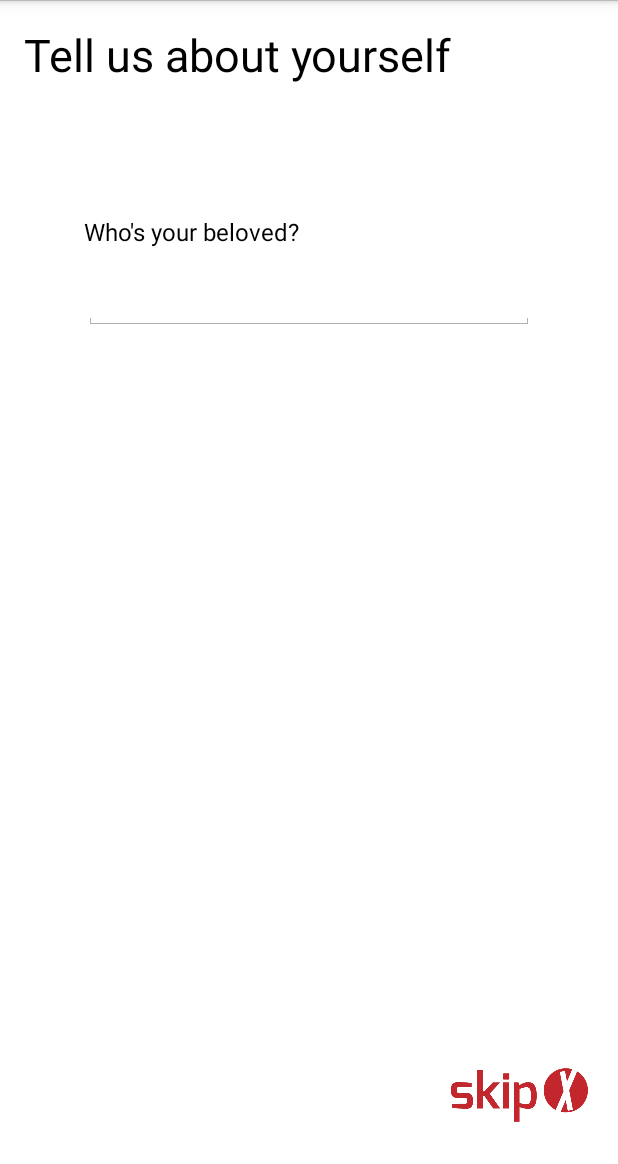
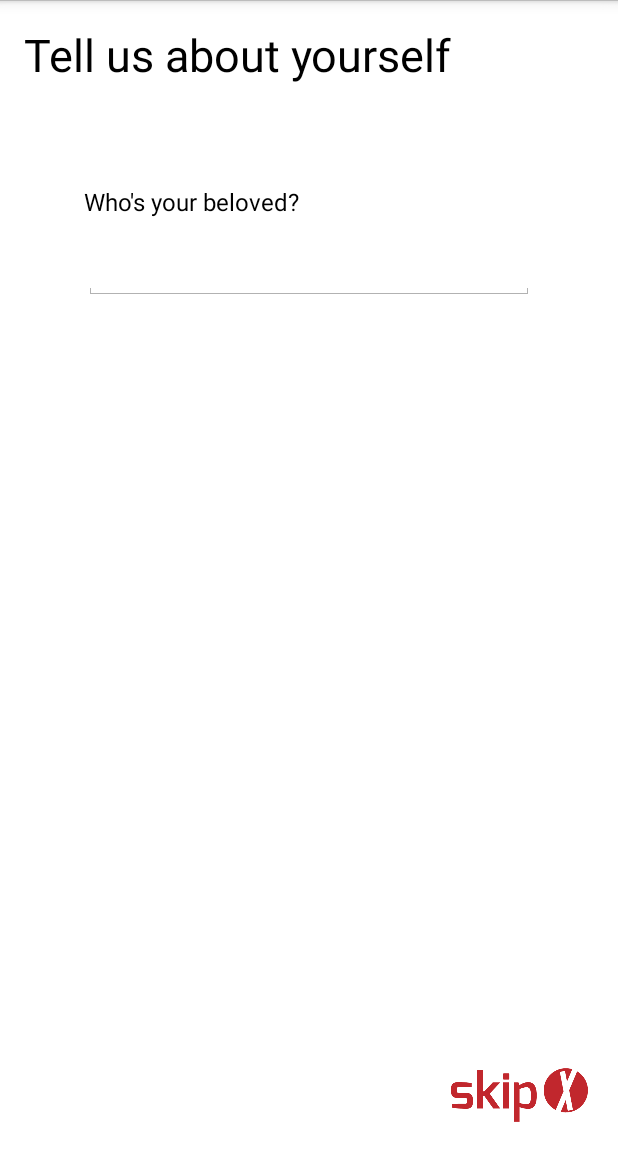
Before and after one commit to esneider/relationshit-android, an Android app: the screen it shows after launch (InitActivity), on a phone screen of 412 x 824 dp, the part 72-1236 px from its top. Run offline under Robolectric (Android 15) with nearby library versions, the phone set to English and light mode, and no system bars; libraries missing offline, so code that uses them is left out: com.loopj.android; 5 statements that could not run were skipped.

Commit message:
Dan: Styling init page to look nicer

```diff
--- a/app/src/main/res/layout/fragment_init.xml
+++ b/app/src/main/res/layout/fragment_init.xml
@@ -25,7 +25,7 @@
         android:textSize="16dp"
         android:layout_marginLeft="40dp"
         android:layout_marginRight="40dp"
-        android:layout_marginTop="127dp" />
+        android:layout_marginTop="107dp" />
 
     <ImageView
         android:layout_width="100dp"
@@ -38,12 +38,12 @@
         android:onClick="next"/>
 
     <ImageView
-        android:layout_width="120dp"
-        android:layout_height="120dp"
+        android:layout_width="160dp"
+        android:layout_height="160dp"
         android:id="@+id/beloved_pic"
         android:layout_centerHorizontal="true"
         android:visibility="invisible"
-        android:layout_marginTop="220dp"/>
+        android:layout_marginTop="200dp"/>
 
     <ImageView
         android:layout_width="60dp"
@@ -53,7 +53,7 @@
         android:layout_centerHorizontal="true"
         android:onClick="erase"
         android:visibility="invisible"
-        android:layout_marginTop="340dp"/>
+        android:layout_marginTop="360dp"/>
 
     <AutoCompleteTextView
         android:layout_width="fill_parent"
```
